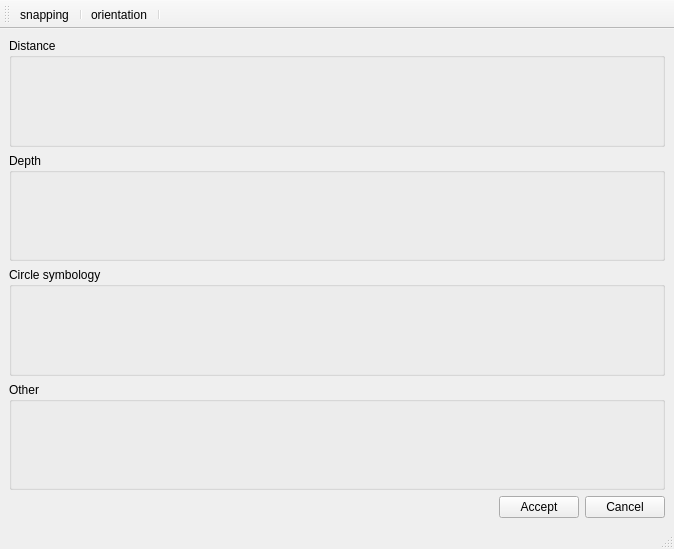
First picture: the form in ui/dimensioning.ui, repository Giswater/giswater_qgis_plugin, before the edit.
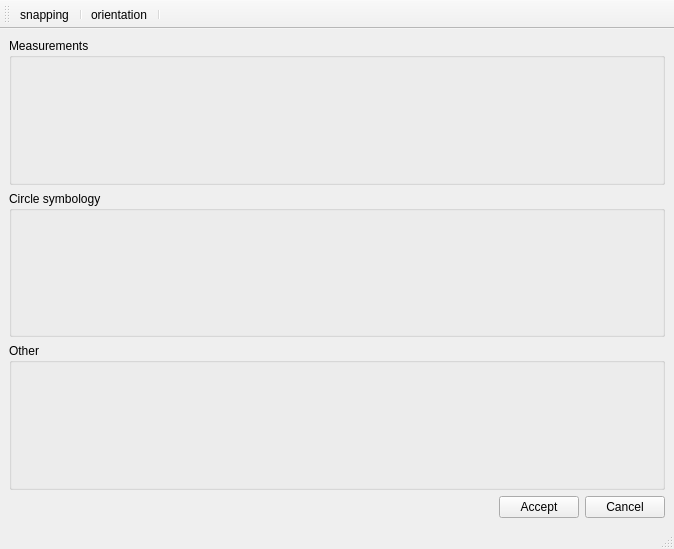
Second picture: the form after the edit. Icons and pictures are not drawn.

Commit message: Enhance initproject and dimensioning

What changed in the file:
```diff
--- a/ui/dimensioning.ui
+++ b/ui/dimensioning.ui
@@ -14,7 +14,7 @@
    <layout class="QVBoxLayout" name="verticalLayout">
     <item>
      <layout class="QGridLayout" name="lyt_main">
-      <item row="5" column="0">
+      <item row="4" column="0">
        <widget class="QGroupBox" name="grb_other">
         <property name="title">
          <string>Other</string>
@@ -27,33 +27,6 @@
        </widget>
       </item>
       <item row="3" column="0">
-       <widget class="QGroupBox" name="grb_depth">
-        <property name="title">
-         <string>Depth</string>
-        </property>
-        <layout class="QGridLayout" name="gridLayout_4">
-         <item row="0" column="0">
-          <layout class="QGridLayout" name="lyt_depth"/>
-         </item>
-        </layout>
-       </widget>
-      </item>
-      <item row="1" column="0">
-       <layout class="QGridLayout" name="lyt_top_1"/>
-      </item>
-      <item row="2" column="0">
-       <widget class="QGroupBox" name="grb_distance">
-        <property name="title">
-         <string>Distance</string>
-        </property>
-        <layout class="QGridLayout" name="gridLayout_2">
-         <item row="0" column="0">
-          <layout class="QGridLayout" name="lyt_distance"/>
-         </item>
-        </layout>
-       </widget>
-      </item>
-      <item row="4" column="0">
        <widget class="QGroupBox" name="grb_symbology">
         <property name="title">
          <string>Circle symbology</string>
@@ -65,6 +38,21 @@
         </layout>
        </widget>
       </item>
+      <item row="1" column="0">
+       <layout class="QGridLayout" name="lyt_top_1"/>
+      </item>
+      <item row="2" column="0">
+       <widget class="QGroupBox" name="grb_depth">
+        <property name="title">
+         <string>Measurements</string>
+        </property>
+        <layout class="QGridLayout" name="gridLayout_4">
+         <item row="0" column="0">
+          <layout class="QGridLayout" name="lyt_measurements"/>
+         </item>
+        </layout>
+       </widget>
+      </item>
      </layout>
     </item>
     <item>
```
The commit also changes 5 other files.
